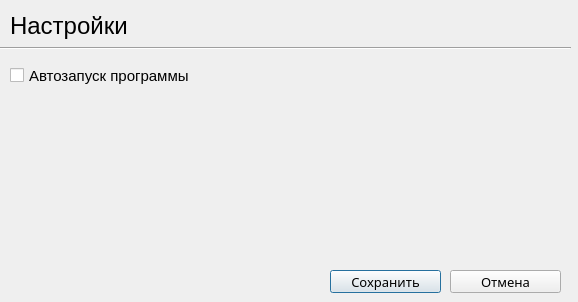
First picture: the form in settings_ui.ui, repository Vanillllla/tg_mine_server_bot, before the edit.
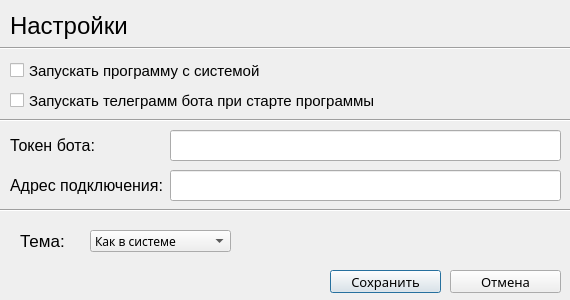
Second picture: the form after the edit.

Commit message: 0.0.6 full settings menu, thems_my.py

Diff of the .ui file:
```diff
--- a/settings_ui.ui
+++ b/settings_ui.ui
@@ -6,10 +6,22 @@
    <rect>
     <x>0</x>
     <y>0</y>
-    <width>578</width>
-    <height>302</height>
+    <width>570</width>
+    <height>300</height>
    </rect>
   </property>
+  <property name="minimumSize">
+   <size>
+    <width>570</width>
+    <height>300</height>
+   </size>
+  </property>
+  <property name="maximumSize">
+   <size>
+    <width>570</width>
+    <height>300</height>
+   </size>
+  </property>
   <property name="font">
    <font>
     <family>Microsoft Himalaya</family>
@@ -26,8 +38,8 @@
     <rect>
      <x>10</x>
      <y>60</y>
-     <width>301</width>
-     <height>31</height>
+     <width>381</width>
+     <height>21</height>
     </rect>
    </property>
    <property name="baseSize">
@@ -45,7 +57,7 @@
     </font>
    </property>
    <property name="text">
-    <string>Автозапуск программы</string>
+    <string>Запускать программу с системой</string>
    </property>
   </widget>
   <widget class="Line" name="line">
@@ -118,6 +130,196 @@
     <string>Отмена</string>
    </property>
   </widget>
+  <widget class="Line" name="line_2">
+   <property name="geometry">
+    <rect>
+     <x>0</x>
+     <y>110</y>
+     <width>571</width>
+     <height>20</height>
+    </rect>
+   </property>
+   <property name="orientation">
+    <enum>Qt::Horizontal</enum>
+   </property>
+  </widget>
+  <widget class="QCheckBox" name="telegramBot_autostart_checkBox">
+   <property name="geometry">
+    <rect>
+     <x>10</x>
+     <y>90</y>
+     <width>381</width>
+     <height>21</height>
+    </rect>
+   </property>
+   <property name="baseSize">
+    <size>
+     <width>0</width>
+     <height>0</height>
+    </size>
+   </property>
+   <property name="font">
+    <font>
+     <family>Arial</family>
+     <pointsize>11</pointsize>
+     <weight>50</weight>
+     <bold>false</bold>
+    </font>
+   </property>
+   <property name="text">
+    <string>Запускать телеграмм бота при старте программы</string>
+   </property>
+  </widget>
+  <widget class="QLineEdit" name="telegrantokenInput">
+   <property name="geometry">
+    <rect>
+     <x>170</x>
+     <y>130</y>
+     <width>391</width>
+     <height>31</height>
+    </rect>
+   </property>
+   <property name="font">
+    <font>
+     <family>Arial</family>
+     <pointsize>11</pointsize>
+    </font>
+   </property>
+   <property name="inputMask">
+    <string/>
+   </property>
+   <property name="text">
+    <string/>
+   </property>
+   <property name="maxLength">
+    <number>32767</number>
+   </property>
+  </widget>
+  <widget class="QLabel" name="label_3">
+   <property name="geometry">
+    <rect>
+     <x>10</x>
+     <y>130</y>
+     <width>151</width>
+     <height>31</height>
+    </rect>
+   </property>
+   <property name="font">
+    <font>
+     <family>Arial</family>
+     <pointsize>12</pointsize>
+    </font>
+   </property>
+   <property name="text">
+    <string>Токен бота: </string>
+   </property>
+  </widget>
+  <widget class="Line" name="line_3">
+   <property name="geometry">
+    <rect>
+     <x>0</x>
+     <y>200</y>
+     <width>571</width>
+     <height>20</height>
+    </rect>
+   </property>
+   <property name="orientation">
+    <enum>Qt::Horizontal</enum>
+   </property>
+  </widget>
+  <widget class="QLabel" name="label_4">
+   <property name="geometry">
+    <rect>
+     <x>10</x>
+     <y>170</y>
+     <width>161</width>
+     <height>31</height>
+    </rect>
+   </property>
+   <property name="font">
+    <font>
+     <family>Arial</family>
+     <pointsize>12</pointsize>
+    </font>
+   </property>
+   <property name="text">
+    <string>Адрес подключения:</string>
+   </property>
+  </widget>
+  <widget class="QLineEdit" name="serve_hos_name">
+   <property name="geometry">
+    <rect>
+     <x>170</x>
+     <y>170</y>
+     <width>391</width>
+     <height>31</height>
+    </rect>
+   </property>
+   <property name="font">
+    <font>
+     <family>Arial</family>
+     <pointsize>11</pointsize>
+    </font>
+   </property>
+   <property name="inputMask">
+    <string/>
+   </property>
+   <property name="text">
+    <string/>
+   </property>
+   <property name="maxLength">
+    <number>32767</number>
+   </property>
+  </widget>
+  <widget class="QLabel" name="label_5">
+   <property name="geometry">
+    <rect>
+     <x>20</x>
+     <y>230</y>
+     <width>61</width>
+     <height>21</height>
+    </rect>
+   </property>
+   <property name="font">
+    <font>
+     <family>Arial</family>
+     <pointsize>13</pointsize>
+    </font>
+   </property>
+   <property name="text">
+    <string>Тема:</string>
+   </property>
+  </widget>
+  <widget class="QComboBox" name="comboBox">
+   <property name="geometry">
+    <rect>
+     <x>90</x>
+     <y>230</y>
+     <width>141</width>
+     <height>22</height>
+    </rect>
+   </property>
+   <item>
+    <property name="text">
+     <string>Как в системе</string>
+    </property>
+   </item>
+   <item>
+    <property name="text">
+     <string>Тёмная</string>
+    </property>
+   </item>
+   <item>
+    <property name="text">
+     <string>Светлая</string>
+    </property>
+   </item>
+   <item>
+    <property name="text">
+     <string>Зелёная</string>
+    </property>
+   </item>
+  </widget>
  </widget>
  <resources/>
  <connections/>
```
The commit also changes 5 other files.
